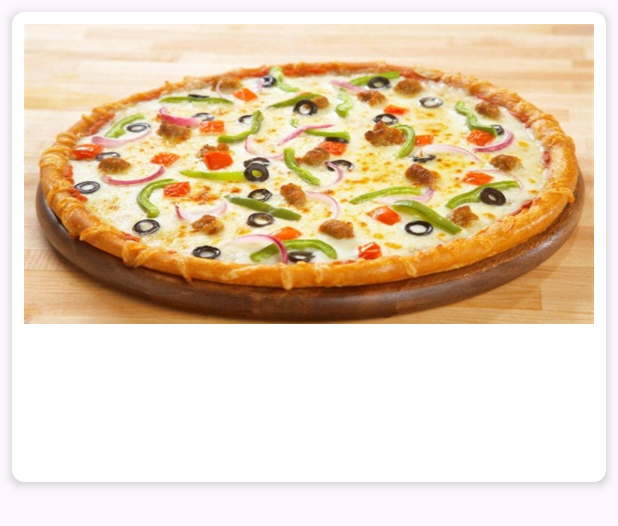
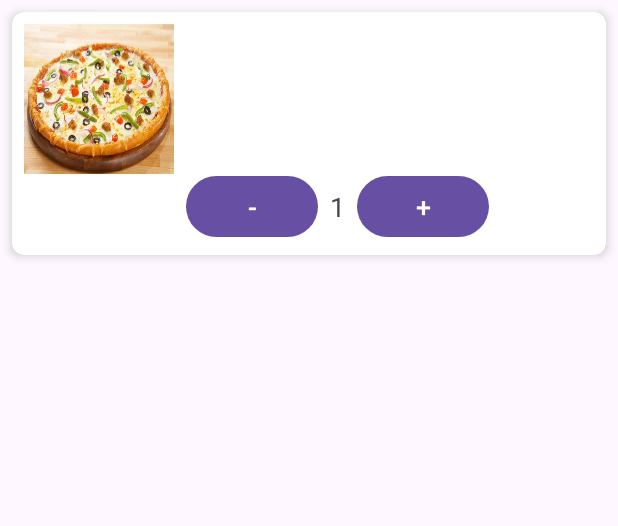
Before and after one commit to Dumuthu2000/Food_Ordering_Mobile_app, an Android app: the layout cart_card.xml on its own in the app's theme, with its tools: preview values and no code run, on a phone screen of 412 x 824 dp. Shown: the top 526 px of the screen. Run offline under Robolectric (Android 15) with nearby library versions, the phone set to English and light mode, and no system bars.

Commit message:
cart change

```diff
--- a/app/src/main/res/layout/cart_card.xml
+++ b/app/src/main/res/layout/cart_card.xml
@@ -7,26 +7,37 @@
     app:cardCornerRadius="8dp"
     app:cardElevation="4dp">
 
-    <LinearLayout
+    <androidx.constraintlayout.widget.ConstraintLayout
         android:layout_width="match_parent"
         android:layout_height="wrap_content"
-        android:orientation="vertical"
         android:padding="8dp">
 
         <ImageView
             android:id="@+id/imageViewItem"
-            android:layout_width="match_parent"
-            android:layout_height="200dp"
+            android:layout_width="100dp"
+            android:layout_height="100dp"
             android:scaleType="centerCrop"
-            android:background="@drawable/pizza"/>
+            android:background="@drawable/pizza"
+            app:layout_constraintTop_toTopOf="parent"
+            app:layout_constraintStart_toStartOf="parent"/>
+
+        <LinearLayout
+            android:layout_width="0dp"
+            android:layout_height="wrap_content"
+            android:orientation="vertical"
+            app:layout_constraintStart_toEndOf="@id/imageViewItem"
+            app:layout_constraintEnd_toEndOf="parent"
+            app:layout_constraintTop_toTopOf="parent"
+            app:layout_constraintBottom_toBottomOf="parent"
+            android:layout_marginStart="8dp"
+            android:layout_marginEnd="8dp">
 
             <TextView
                 android:id="@+id/textViewName"
                 android:layout_width="wrap_content"
                 android:layout_height="wrap_content"
                 android:textSize="16sp"
-            android:textStyle="bold"
-            android:layout_marginTop="8dp" />
+                android:textStyle="bold" />
 
             <TextView
                 android:id="@+id/textViewDescription"
@@ -50,6 +61,41 @@
                 android:textSize="12sp"
                 android:layout_marginTop="4dp" />
 
+            <!-- Quantity Controls -->
+            <LinearLayout
+                android:layout_width="wrap_content"
+                android:layout_height="wrap_content"
+                android:orientation="horizontal"
+                android:layout_marginTop="8dp">
+
+                <Button
+                    android:id="@+id/buttonDecrease"
+                    android:layout_width="wrap_content"
+                    android:layout_height="wrap_content"
+                    android:text="-"
+                    android:textSize="18sp"
+                    android:padding="8dp"/>
+
+                <TextView
+                    android:id="@+id/textViewQuantity"
+                    android:layout_width="wrap_content"
+                    android:layout_height="wrap_content"
+                    android:text="1"
+                    android:textSize="18sp"
+                    android:padding="8dp"
+                    android:layout_gravity="center"/>
+
+                <Button
+                    android:id="@+id/buttonIncrease"
+                    android:layout_width="wrap_content"
+                    android:layout_height="wrap_content"
+                    android:text="+"
+                    android:textSize="18sp"
+                    android:padding="8dp"/>
             </LinearLayout>
 
+        </LinearLayout>
+
+    </androidx.constraintlayout.widget.ConstraintLayout>
+
 </androidx.cardview.widget.CardView>
```
Also changed, not shown: app/src/main/java/com/example/food_ordering_app/adapter/CartItemAdapter.java (+29 -1 lines), app/src/main/java/com/example/food_ordering_app/model/ItemModel.java (+17 -5 lines). Lines whose indentation alone changed are shown as unchanged.
